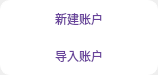
Above: control/chooseaddaccountdialog.ui from realm520/gdwcoin before the change. Below: the same form after it.
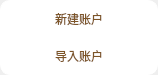
That is the form after the change.

Patch:
```diff
--- a/control/chooseaddaccountdialog.ui
+++ b/control/chooseaddaccountdialog.ui
@@ -28,8 +28,8 @@
     </rect>
    </property>
    <property name="styleSheet">
-    <string notr="true">QPushButton{color:rgb(105,67,155);border:1px solid white;border-top-left-radius:10px;border-top-right-radius:10px;background-color: white}
-QPushButton:hover{color:white;border:1px solid  rgb(105,67,155);background-color: rgb(105,67,155);}</string>
+    <string notr="true">QPushButton{color:rgb(125,85,40);border:1px solid white;border-top-left-radius:10px;border-top-right-radius:10px;background-color: white}
+QPushButton:hover{color:white;border:1px solid  rgb(125,85,40);background-color: rgb(125,85,40);}</string>
    </property>
    <property name="text">
     <string>新建账户</string>
@@ -45,8 +45,8 @@
     </rect>
    </property>
    <property name="styleSheet">
-    <string notr="true">QPushButton{color:rgb(105,67,155);border:1px solid white;border-bottom-left-radius:10px;border-bottom-right-radius:10px;background-color: white}
-QPushButton:hover{color:white;border:1px solid  rgb(105,67,155);background-color: rgb(105,67,155);}</string>
+    <string notr="true">QPushButton{color:rgb(125,85,40);border:1px solid white;border-bottom-left-radius:10px;border-bottom-right-radius:10px;background-color: white}
+QPushButton:hover{color:white;border:1px solid  rgb(125,85,40);background-color: rgb(125,85,40);}</string>
    </property>
    <property name="text">
     <string>导入账户</string>
```
